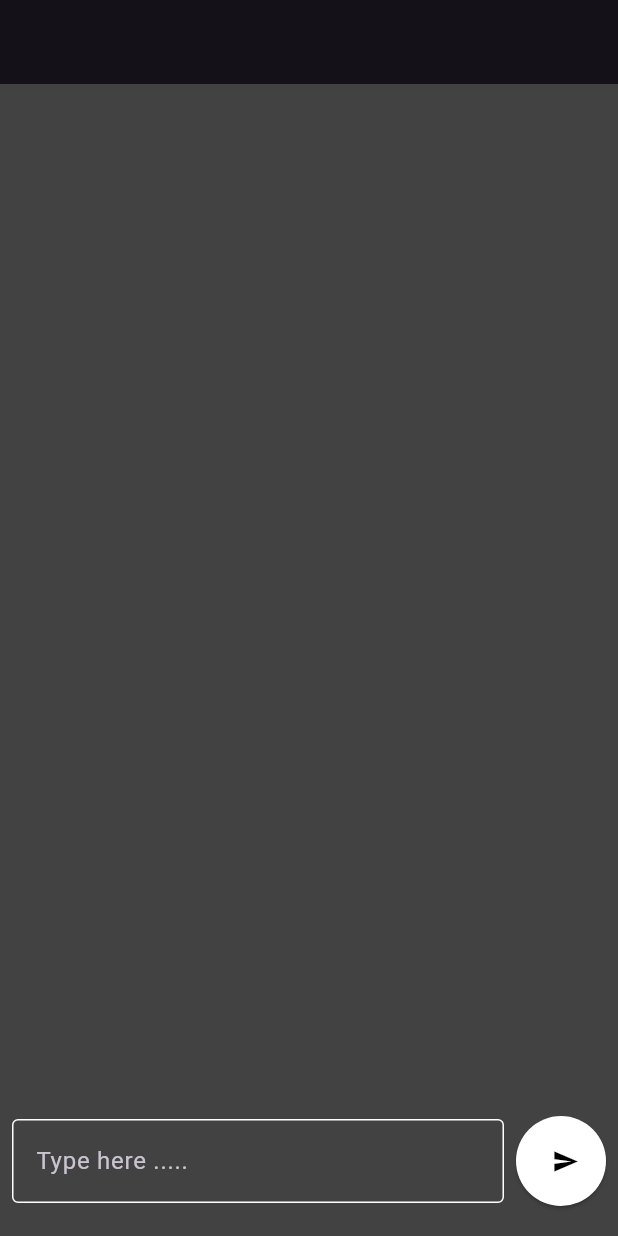
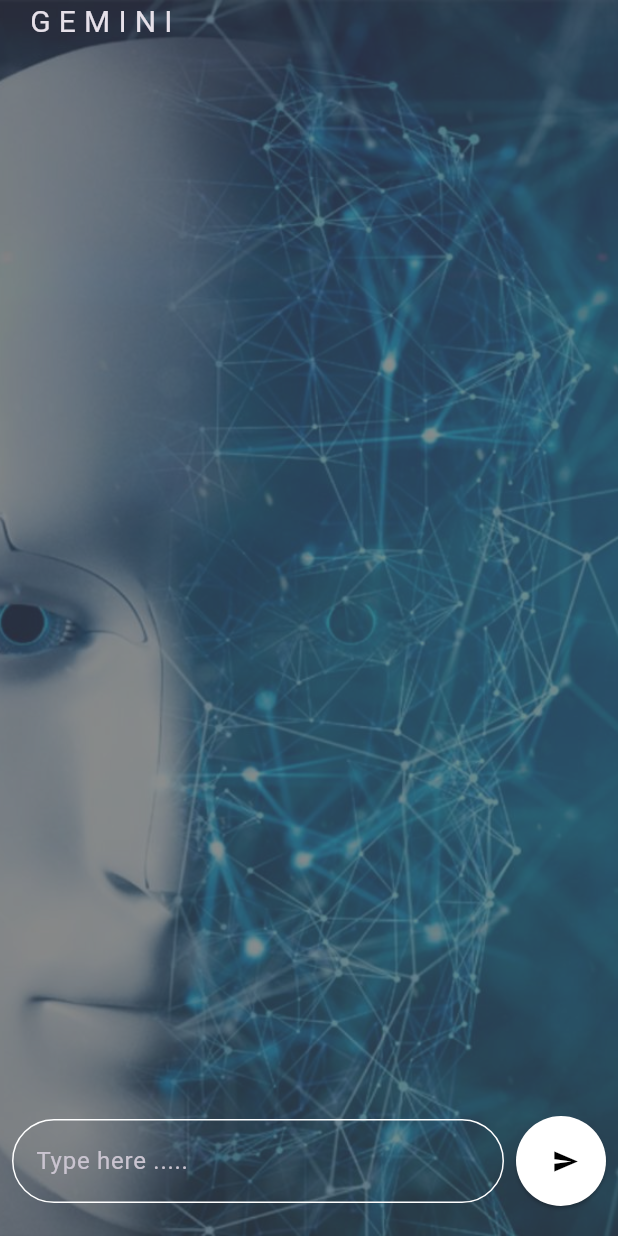
Before and after one commit to Ismailvk/Google_Gemini, a Flutter app: the screen it shows after launch, on a phone screen of 412 x 824 dp. Run offline on Flutter 3.47's test engine with Material 3 defaults, Android fonts, the phone set to English and light mode, and no system bars; our stand-ins replace bloc, dio, flutter_bloc, lottie.

```diff
--- a/lib/main.dart
+++ b/lib/main.dart
@@ -1,4 +1,5 @@
 import 'package:flutter/material.dart';
+import 'package:flutter/services.dart';
 import 'package:google_gemini/pages/home_page.dart';
 
 void main() {
@@ -10,6 +11,8 @@ class MyApp extends StatelessWidget {
 
   @override
   Widget build(BuildContext context) {
+    SystemChrome.setSystemUIOverlayStyle(
+        const SystemUiOverlayStyle(statusBarColor: Colors.transparent));
     return MaterialApp(
       title: 'Flutter Demo',
       theme: ThemeData(
--- a/lib/pages/home_page.dart
+++ b/lib/pages/home_page.dart
@@ -14,8 +14,8 @@ class HomeScreen extends StatelessWidget {
 
   @override
   Widget build(BuildContext context) {
+    final size = MediaQuery.paddingOf(context).top;
     return Scaffold(
-      appBar: AppBar(),
       body: BlocConsumer<ChatBloc, ChatState>(
         bloc: chatBloc,
         listener: (context, state) {},
@@ -24,9 +24,27 @@ class HomeScreen extends StatelessWidget {
             case ChatSuccessState:
               List<ChatMessageModel> message =
                   (state as ChatSuccessState).message;
-              return SafeArea(
+              return Container(
+                decoration: const BoxDecoration(
+                  image: DecorationImage(
+                    image:
+                        AssetImage('assets/Artificial intelligence (AI).jpeg'),
+                    fit: BoxFit.cover,
+                    opacity: 0.4,
+                  ),
+                ),
                 child: Column(
                   children: [
+                    Padding(
+                      padding: EdgeInsets.only(top: size, left: 20),
+                      child: Container(
+                        alignment: Alignment.centerLeft,
+                        child: const Text(
+                          'G E M I N I',
+                          style: TextStyle(fontSize: 20),
+                        ),
+                      ),
+                    ),
                     Expanded(
                         child: ListView.builder(
                       itemCount: message.length,
@@ -34,11 +52,67 @@ class HomeScreen extends StatelessWidget {
                         return Padding(
                           padding: const EdgeInsets.all(5),
                           child: Container(
-                              alignment: message[index].role == 'user'
-                                  ? Alignment.topLeft
-                                  : Alignment.topRight,
-                              color: Colors.grey.withOpacity(0.4),
-                              child: Text(message[index].parts.first.text)),
+                            alignment: message[index].role == 'user'
+                                ? Alignment.topRight
+                                : Alignment.topLeft,
+                            child: Row(
+                              mainAxisAlignment: message[index].role == 'user'
+                                  ? MainAxisAlignment.end
+                                  : MainAxisAlignment.start,
+                              crossAxisAlignment: CrossAxisAlignment.start,
+                              children: [
+                                message[index].role == 'user'
+                                    ? Container(
+                                        decoration: BoxDecoration(
+                                            color: Colors.grey.withOpacity(0.2),
+                                            borderRadius:
+                                                BorderRadius.circular(10)),
+                                        child: Padding(
+                                          padding: const EdgeInsets.all(8),
+                                          child: Text(
+                                            message[index].parts.first.text,
+                                            style:
+                                                const TextStyle(fontSize: 17),
+                                            textAlign: TextAlign.end,
+                                          ),
+                                        ),
+                                      )
+                                    : SizedBox(
+                                        height: 35,
+                                        width: 35,
+                                        child: ClipRRect(
+                                          borderRadius:
+                                              BorderRadius.circular(40),
+                                          child: Image.network(
+                                            'https://logowik.com/content/uploads/images/google-ai-gemini91216.logowik.com.webp',
+                                            fit: BoxFit.fitHeight,
+                                          ),
+                                        ),
+                                      ),
+                                const SizedBox(width: 8),
+                                message[index].role == 'user'
+                                    ? const CircleAvatar(
+                                        radius: 20, child: Text('You'))
+                                    : Expanded(
+                                        child: Container(
+                                          decoration: BoxDecoration(
+                                              color:
+                                                  Colors.grey.withOpacity(0.2),
+                                              borderRadius:
+                                                  BorderRadius.circular(10)),
+                                          child: Padding(
+                                            padding: const EdgeInsets.all(8),
+                                            child: Text(
+                                              message[index].parts.first.text,
+                                              style:
+                                                  const TextStyle(fontSize: 17),
+                                            ),
+                                          ),
+                                        ),
+                                      ),
+                              ],
+                            ),
+                          ),
                         );
                       },
                     )),
@@ -55,14 +129,16 @@ class HomeScreen extends StatelessWidget {
                               padding: const EdgeInsets.all(8.0),
                               child: TextField(
                                 controller: textEditingController,
-                                decoration: const InputDecoration(
+                                decoration: InputDecoration(
                                     focusedBorder: OutlineInputBorder(
+                                      borderRadius: BorderRadius.circular(30),
                                       borderSide:
-                                          BorderSide(color: Colors.white),
+                                          const BorderSide(color: Colors.white),
                                     ),
                                     enabledBorder: OutlineInputBorder(
-                                        borderSide:
-                                            BorderSide(color: Colors.white)),
+                                        borderRadius: BorderRadius.circular(30),
+                                        borderSide: const BorderSide(
+                                            color: Colors.white)),
                                     hintText: 'Type here .....'),
                               ),
                             ),
@@ -81,9 +157,16 @@ class HomeScreen extends StatelessWidget {
                                         ChatNewMessageEvent(newChat: text));
                                   }
                                 },
-                                style: const ButtonStyle(
+                                style: ButtonStyle(
+                                    shape: MaterialStateProperty.all<
+                                        RoundedRectangleBorder>(
+                                      RoundedRectangleBorder(
+                                        borderRadius: BorderRadius.circular(30),
+                                      ),
+                                    ),
                                     backgroundColor:
-                                        MaterialStatePropertyAll(Colors.white)),
+                                        const MaterialStatePropertyAll(
+                                            Colors.white)),
                                 child:
                                     const Icon(Icons.send, color: Colors.black),
                               ),
```
Also changed, not shown: assets/Artificial intelligence (AI).jpeg (added).
